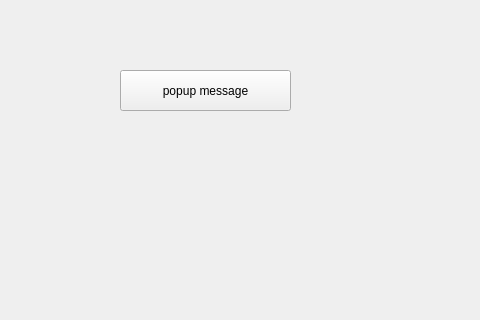
The window that mainwindow.ui (Abdelrahman-Shorim/FlightApp) describes before a commit, drawn with Qt 5; both pictures show x 0 to 480 and y 0 to 320 of the 800 by 600 pixel window.
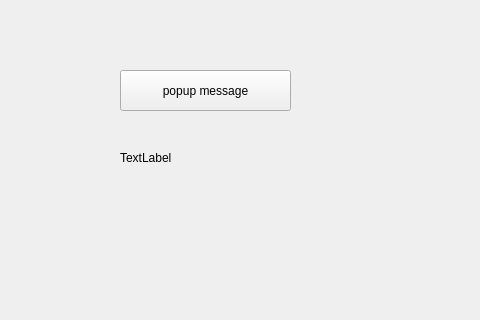
The same window after the commit.

What changed in the file:
```diff
--- a/mainwindow.ui
+++ b/mainwindow.ui
@@ -27,6 +27,19 @@
      <string>popup message</string>
     </property>
    </widget>
+   <widget class="QLabel" name="label">
+    <property name="geometry">
+     <rect>
+      <x>120</x>
+      <y>150</y>
+      <width>131</width>
+      <height>16</height>
+     </rect>
+    </property>
+    <property name="text">
+     <string>TextLabel</string>
+    </property>
+   </widget>
   </widget>
   <widget class="QMenuBar" name="menubar">
    <property name="geometry">
```
